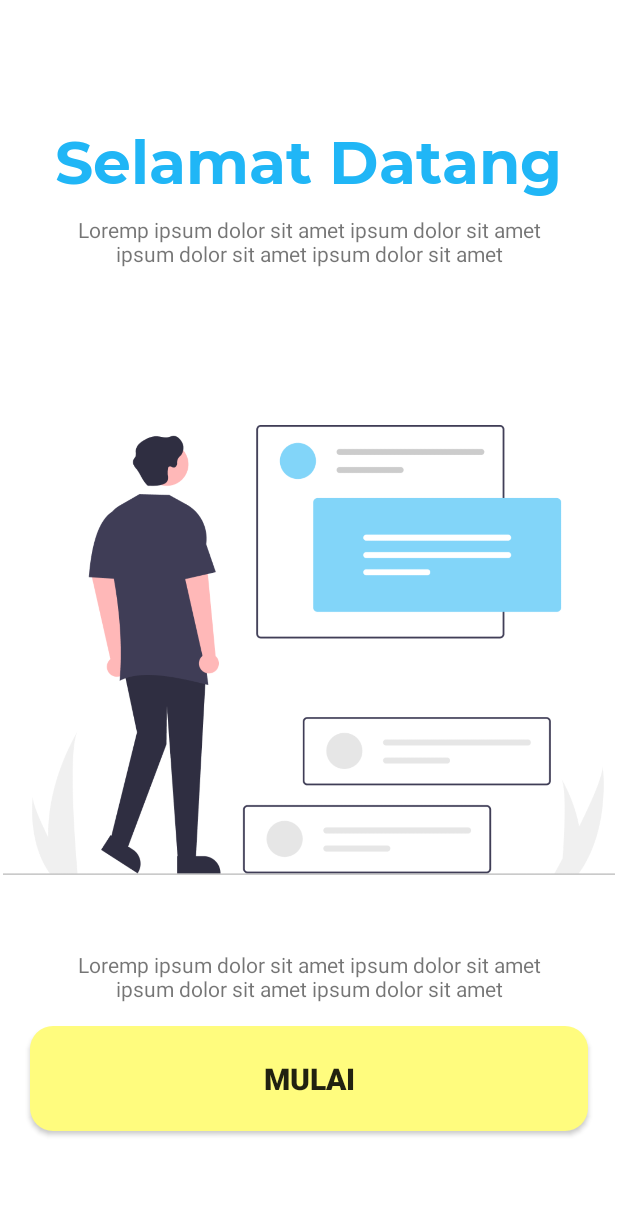
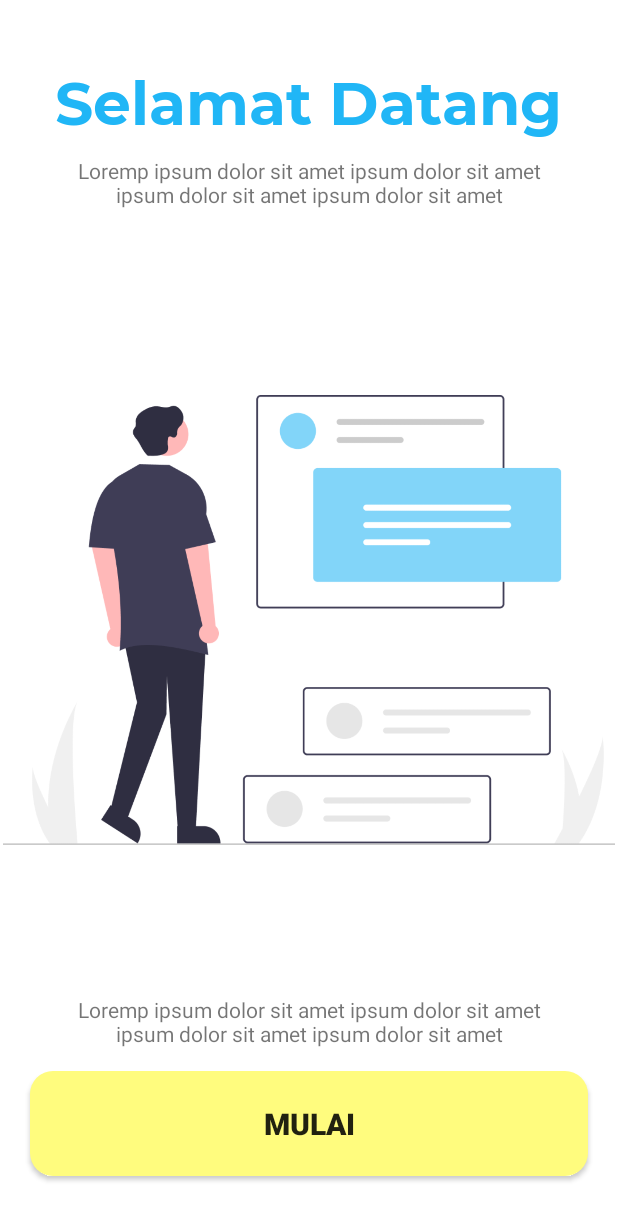
Before and after one commit to dinug-c/anitahrdassistant, an Android app: the screen it shows after launch (EntranceActivity), on a phone screen of 412 x 824 dp. Shown: the top 1220 px of the screen. Run offline under Robolectric (Android 15) with nearby library versions, the phone set to English and light mode, and no system bars; our stand-ins replace Firebase (no records; nobody signed in at launch, a user with empty details on screens opened directly).

Commit message:
improved layout for small screen

```diff
--- a/app/src/main/res/layout/activity_entrance.xml
+++ b/app/src/main/res/layout/activity_entrance.xml
@@ -1,11 +1,16 @@
 <?xml version="1.0" encoding="utf-8"?>
-<RelativeLayout xmlns:android="http://schemas.android.com/apk/res/android"
+<androidx.coordinatorlayout.widget.CoordinatorLayout xmlns:android="http://schemas.android.com/apk/res/android"
     xmlns:app="http://schemas.android.com/apk/res-auto"
     xmlns:tools="http://schemas.android.com/tools"
     android:layout_width="match_parent"
     android:layout_height="match_parent"
     tools:context=".activities.EntranceActivity"
     android:background="@color/white">
+
+   <RelativeLayout
+       android:layout_width="match_parent"
+       android:layout_height="wrap_content"
+       android:layout_gravity="center">
 
        <LinearLayout
            android:layout_width="match_parent"
@@ -15,7 +20,7 @@
            android:layout_alignParentTop="true"
            android:layout_alignParentEnd="true"
            android:layout_marginStart="0dp"
-        android:layout_marginTop="69dp"
+           android:layout_marginTop="30dp"
            android:layout_marginEnd="0dp"
            android:layout_marginBottom="30dp"
            android:orientation="vertical">
@@ -87,8 +92,10 @@
                android:text="Mulai"
                android:textSize="20dp"
                android:textStyle="bold"
-            android:layout_marginBottom="20dp"/>
+               android:layout_marginBottom="40dp"/>
 
        </LinearLayout>
 
    </RelativeLayout>
+
+</androidx.coordinatorlayout.widget.CoordinatorLayout>
```
Also changed, not shown: app/src/main/java/com/akhza/anitahrdassistant/activities/LoginActivity.java (+26 -1 lines), app/src/main/res/layout/activity_get_started.xml (+10 -3 lines), app/src/main/res/layout/activity_login.xml (+8 -4 lines), app/src/main/res/layout/activity_signup.xml (+8 -2 lines). Lines whose indentation alone changed are shown as unchanged.
